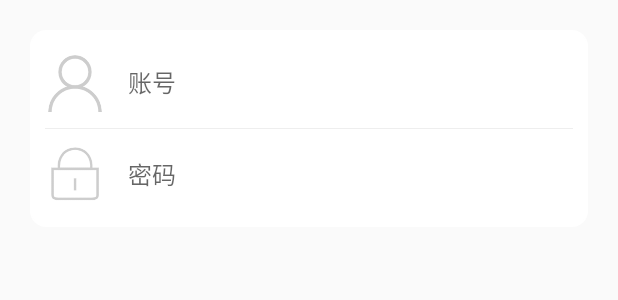
After one commit to zhangkaibin0921/Cloud-notepad, an Android app: the layout input_layout.xml on its own in the app's theme, with its tools: preview values and no code run, on a phone screen of 412 x 824 dp. The commit adds this screen. Shown: the top 300 px of the screen. Run offline under Robolectric (Android 15) with nearby library versions, the phone set to English and light mode, and no system bars.

Commit message:
登录注册界面

```diff
--- /dev/null
+++ b/app/src/main/res/drawable/radius_drawable_bg.xml
@@ -0,0 +1,13 @@
+<?xml version="1.0" encoding="utf-8"?>
+<shape xmlns:android="http://schemas.android.com/apk/res/android"
+    >
+
+    <corners android:radius="10dip" />
+    <solid android:color="#ffffff"/>
+
+
+    <stroke
+        android:width="1dip"
+        android:color="#ffffff" />
+
+</shape>
--- a/app/src/main/res/layout/activity_person_info.xml
+++ b/app/src/main/res/layout/activity_person_info.xml
@@ -5,7 +5,8 @@
     android:layout_width="match_parent"
     android:layout_height="match_parent"
     android:orientation="vertical"
-    android:background="@color/gray9">
+    android:background="@color/gray9"
+    tools:context=".PersonInfo">
 
 <!--    标题栏-->
     <cn.edu.henu.myapplication.widget.TitleLayout
--- /dev/null
+++ b/app/src/main/res/layout/input_layout.xml
@@ -0,0 +1,69 @@
+<?xml version="1.0" encoding="utf-8"?>
+<LinearLayout xmlns:android="http://schemas.android.com/apk/res/android"
+    android:layout_width="match_parent"
+    android:layout_height="wrap_content"
+    android:orientation="vertical" >
+    <LinearLayout
+        android:layout_width="match_parent"
+        android:layout_height="wrap_content"
+        android:layout_margin="20dip"
+        android:background="@drawable/radius_drawable_bg"
+        android:orientation="vertical"
+        android:padding="10dip" >
+
+        <LinearLayout
+            android:id="@+id/input_layout_name"
+            android:layout_width="match_parent"
+            android:layout_height="50dp"
+            android:gravity="center_vertical"
+            android:orientation="horizontal" >
+
+            <ImageView
+                android:layout_width="40dp"
+                android:layout_height="40dp"
+                android:src="@drawable/user" />
+
+            <EditText
+                android:id="@+id/user"
+                android:layout_width="match_parent"
+                android:layout_height="wrap_content"
+                android:layout_marginLeft="10dip"
+                android:background="#00000000"
+                android:hint="账号"
+                android:padding="5dip"
+                android:textSize="16sp" />
+        </LinearLayout>
+
+        <View
+            android:layout_width="match_parent"
+            android:layout_height="1px"
+            android:layout_marginBottom="5dip"
+            android:layout_marginTop="5dip"
+            android:background="#eeeeee" />
+
+        <LinearLayout
+            android:id="@+id/input_layout_psw"
+            android:layout_width="match_parent"
+            android:layout_height="50dp"
+            android:gravity="center_vertical"
+            android:orientation="horizontal" >
+
+            <ImageView
+                android:layout_width="40dp"
+                android:layout_height="40dp"
+                android:src="@drawable/key" />
+
+            <EditText
+                android:id="@+id/key"
+                android:layout_width="match_parent"
+                android:layout_height="wrap_content"
+                android:layout_marginLeft="10dip"
+                android:background="#00000000"
+                android:hint="密码"
+                android:inputType="textPassword"
+                android:padding="5dip"
+                android:textSize="16sp" />
+        </LinearLayout>
+    </LinearLayout>
+
+</LinearLayout>
```
Also changed, not shown: app/src/main/java/cn/edu/henu/myapplication/LoginActivity.java (added, +38 -0 lines), app/src/main/java/cn/edu/henu/myapplication/LoginSuccessActivity.java (added, +48 -0 lines), app/src/main/java/cn/edu/henu/myapplication/PasswordChangActivity.java (added, +15 -0 lines), app/src/main/java/cn/edu/henu/myapplication/PersonInfo.java (added, +15 -0 lines), app/src/main/java/cn/edu/henu/myapplication/RegisteredActivity.java (added, +28 -0 lines), app/src/main/res/drawable/rotate_layout_bg.xml (added, +9 -0 lines), app/src/main/res/drawable/text_bg.xml (added, +11 -0 lines), app/src/main/res/layout/layout_progress.xml (added, +23 -0 lines), app/src/main/res/layout/login_main.xml (added, +82 -0 lines), app/src/main/res/layout/login_success.xml (added, +67 -0 lines), app/src/main/res/layout/password_change.xml (added, +142 -0 lines), app/src/main/res/layout/register.xml (added, +120 -0 lines), app/src/main/res/layout/title_layout.xml (added, +19 -0 lines), app/src/main/res/drawable/fanhu.png (added), 3 more files.
